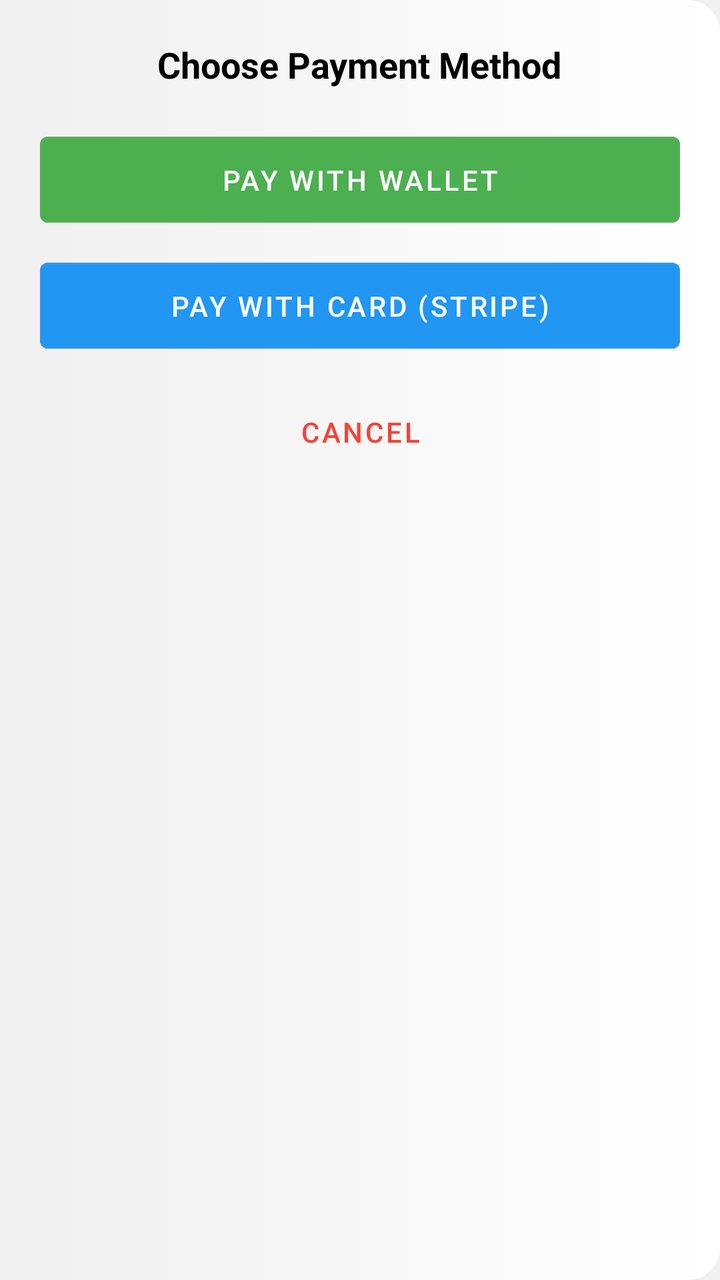
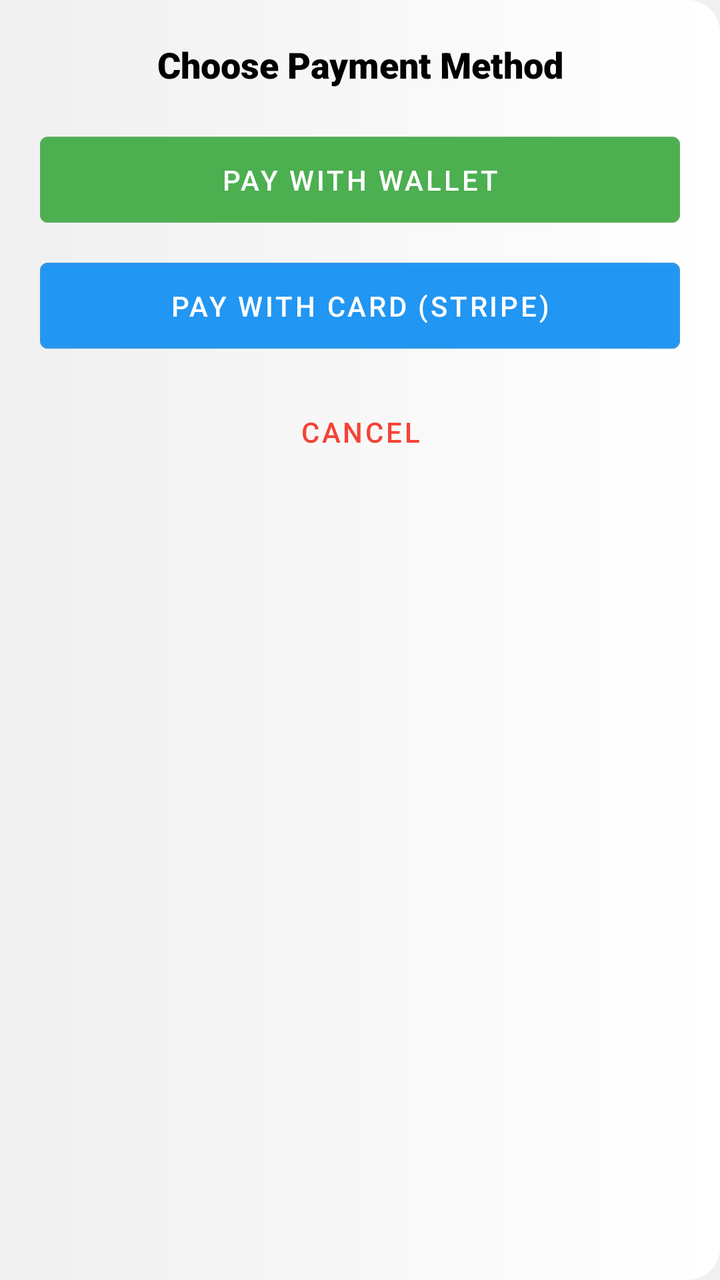

Screens rendered from an Android XML layout before and after an edit, with the pre-edit source and the edit as a unified diff.
<!-- AndroidManifest.xml: application theme Theme.TickoJet -->
<!-- res/layout/payment_bottom_sheet.xml -->
<LinearLayout xmlns:android="http://schemas.android.com/apk/res/android"
    android:layout_width="match_parent"
    android:layout_height="wrap_content"
    android:background="@drawable/bottom_sheet_bg"
    android:orientation="vertical"
    android:padding="20dp">

    
    <TextView
        android:id="@+id/paymentTitle"
        android:layout_width="wrap_content"
        android:layout_height="wrap_content"
        android:text="Choose Payment Method"
        android:textSize="18sp"
        android:textStyle="bold"
        android:textColor="@color/black"
        android:gravity="center"
        android:layout_gravity="center_horizontal"
        android:paddingBottom="10dp"/>

    
    <com.google.android.material.button.MaterialButton
        android:id="@+id/btnWallet"
        style="@style/Widget.MaterialComponents.Button.OutlinedButton"
        android:layout_width="match_parent"
        android:layout_height="wrap_content"
        android:text="Pay with Wallet"
        android:icon="@drawable/ic_wallet"
        android:paddingVertical="12dp"
        android:backgroundTint="@color/green"
        android:textColor="@color/white"
        android:layout_marginTop="8dp" />

    
    <com.google.android.material.button.MaterialButton
        android:id="@+id/btnStripe"
        style="@style/Widget.MaterialComponents.Button.OutlinedButton"
        android:layout_width="match_parent"
        android:layout_height="wrap_content"
        android:text="Pay with Card (Stripe)"
        android:icon="@drawable/ic_credit_card"
        android:paddingVertical="12dp"
        android:backgroundTint="@color/blue"
        android:textColor="@color/white"
        android:layout_marginTop="8dp" />

    
    <com.google.android.material.button.MaterialButton
        android:id="@+id/btnCancel"
        style="@style/Widget.MaterialComponents.Button.TextButton"
        android:layout_width="match_parent"
        android:layout_height="wrap_content"
        android:text="Cancel"
        android:textColor="@color/red"
        android:paddingVertical="12dp"
        android:layout_marginTop="8dp" />

</LinearLayout>
<!-- resources referenced by this layout -->
<resources>
  <color name="black">#000000</color>
  <color name="blue">#2196F3</color>
  <color name="green">#4CAF50</color>
  <color name="red">#F44336</color>
  <color name="white">#FFFFFF</color>
  <!-- drawable bottom_sheet_bg (drawable) -->
  <?xml version="1.0" encoding="utf-8"?>
  <shape xmlns:android="http://schemas.android.com/apk/res/android" android:shape="rectangle">
      <corners android:radius="16dp"/> 
      <gradient
          android:angle="180"
          android:startColor="@color/white"
          android:endColor="@color/light_gray" /> 
      <padding android:left="10dp" android:right="10dp" android:top="10dp" android:bottom="10dp"/>
  </shape>
  <!-- drawable ic_credit_card (drawable) -->
  <vector xmlns:android="http://schemas.android.com/apk/res/android" android:height="24dp" android:tint="#FF2A2A" android:viewportHeight="24" android:viewportWidth="24" android:width="24dp">
        
      <path android:fillColor="@android:color/white" android:pathData="M20,4L4,4c-1.11,0 -1.99,0.89 -1.99,2L2,18c0,1.11 0.89,2 2,2h16c1.11,0 2,-0.89 2,-2L22,6c0,-1.11 -0.89,-2 -2,-2zM20,18L4,18v-6h16v6zM20,8L4,8L4,6h16v2z"/>
      
  </vector>
  <!-- drawable ic_wallet (drawable) -->
  <vector xmlns:android="http://schemas.android.com/apk/res/android" android:height="24dp" android:tint="#FF2A2A" android:viewportHeight="24" android:viewportWidth="24" android:width="24dp">
        
      <path android:fillColor="@android:color/white" android:pathData="M21,18v1c0,1.1 -0.9,2 -2,2L5,21c-1.11,0 -2,-0.9 -2,-2L3,5c0,-1.1 0.89,-2 2,-2h14c1.1,0 2,0.9 2,2v1h-9c-1.11,0 -2,0.9 -2,2v8c0,1.1 0.89,2 2,2h9zM12,16h10L22,8L12,8v8zM16,13.5c-0.83,0 -1.5,-0.67 -1.5,-1.5s0.67,-1.5 1.5,-1.5 1.5,0.67 1.5,1.5 -0.67,1.5 -1.5,1.5z"/>
      
  </vector>
  <style name="Theme.TickoJet" parent="Theme.MaterialComponents.DayNight.NoActionBar">
          
          <item name="colorPrimary">@color/deep_orange</item>
          <item name="colorPrimaryVariant">@color/deep_orange_dark</item>
          <item name="colorOnPrimary">@color/white</item>
  
          
          <item name="colorSecondary">@color/sky_blue</item>
          <item name="colorSecondaryVariant">@color/sky_blue_dark</item>
          <item name="colorOnSecondary">@color/white</item>
  
          
          <item name="android:colorBackground">@color/light_gray</item>
          <item name="colorSurface">@color/white</item>
          <item name="colorOnBackground">@color/dark_gray</item>
          <item name="colorOnSurface">@color/gray</item>
  
          
          <item name="android:statusBarColor">?attr/colorPrimaryVariant</item>
  
          
          <item name="colorError">@color/error_red</item>
          <item name="colorSuccess">?attr/colorSuccess</item>
          <item name="colorWarning">?attr/colorWarning</item>
  
  
          
          <item name="bottomNavigationStyle">@style/Widget.TickoJet.BottomNavigationView</item>
          
  
  
  
          <item name="android:windowEnterAnimation">@anim/slide_up</item>
          <item name="android:windowExitAnimation">@anim/fade_out</item>
  
      </style>
  <color name="light_gray">#F0F0F0</color>
  <color name="deep_orange">#FF5722</color>
  <color name="deep_orange_dark">#E64A19</color>
  <color name="sky_blue">#03A9F4</color>
  <color name="sky_blue_dark">#0288D1</color>
  <color name="dark_gray">#424242</color>
  <color name="gray">#9E9E9E</color>
  <color name="error_red">#D32F2F</color>
  <style name="Widget.TickoJet.BottomNavigationView" parent="Widget.MaterialComponents.BottomNavigationView">
          <item name="materialThemeOverlay">@style/ThemeOverlay.TickoJet.BottomNavigationView</item>
      </style>
  <style name="ThemeOverlay.TickoJet.BottomNavigationView" parent="">
          <item name="colorSurface">?attr/colorPrimary</item>
          <item name="colorOnSurface">@color/white</item>
      </style>
</resources>

<!-- the commit's change to res/layout/payment_bottom_sheet.xml (unified diff, before → after) -->
@@ -13,6 +13,7 @@
         android:text="Choose Payment Method"
         android:textSize="18sp"
         android:textStyle="bold"
+        android:fontFamily="sans-serif-black"
         android:textColor="@color/black"
         android:gravity="center"
         android:layout_gravity="center_horizontal"
@@ -26,6 +27,7 @@
         android:layout_height="wrap_content"
         android:text="Pay with Wallet"
         android:icon="@drawable/ic_wallet"
+        android:fontFamily="sans-serif-medium"
         android:paddingVertical="12dp"
         android:backgroundTint="@color/green"
         android:textColor="@color/white"
@@ -39,6 +41,7 @@
         android:layout_height="wrap_content"
         android:text="Pay with Card (Stripe)"
         android:icon="@drawable/ic_credit_card"
+        android:fontFamily="sans-serif-medium"
         android:paddingVertical="12dp"
         android:backgroundTint="@color/blue"
         android:textColor="@color/white"
@@ -50,6 +53,7 @@
         style="@style/Widget.MaterialComponents.Button.TextButton"
         android:layout_width="match_parent"
         android:layout_height="wrap_content"
+        android:fontFamily="sans-serif-medium"
         android:text="Cancel"
         android:textColor="@color/red"
         android:paddingVertical="12dp"
